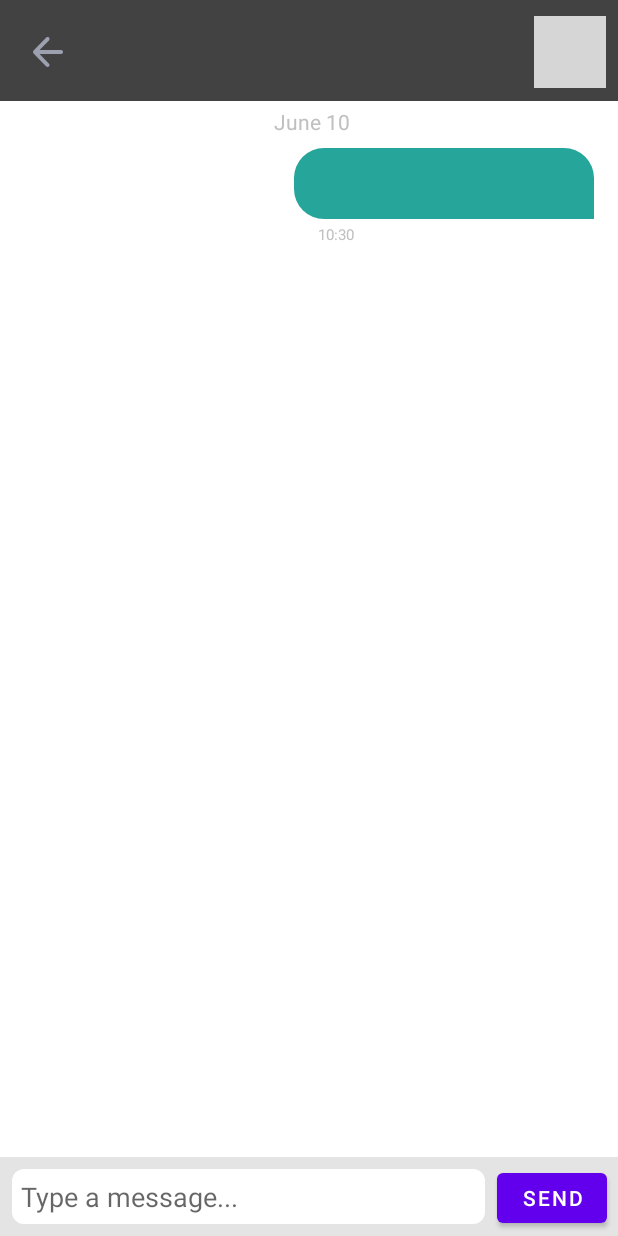
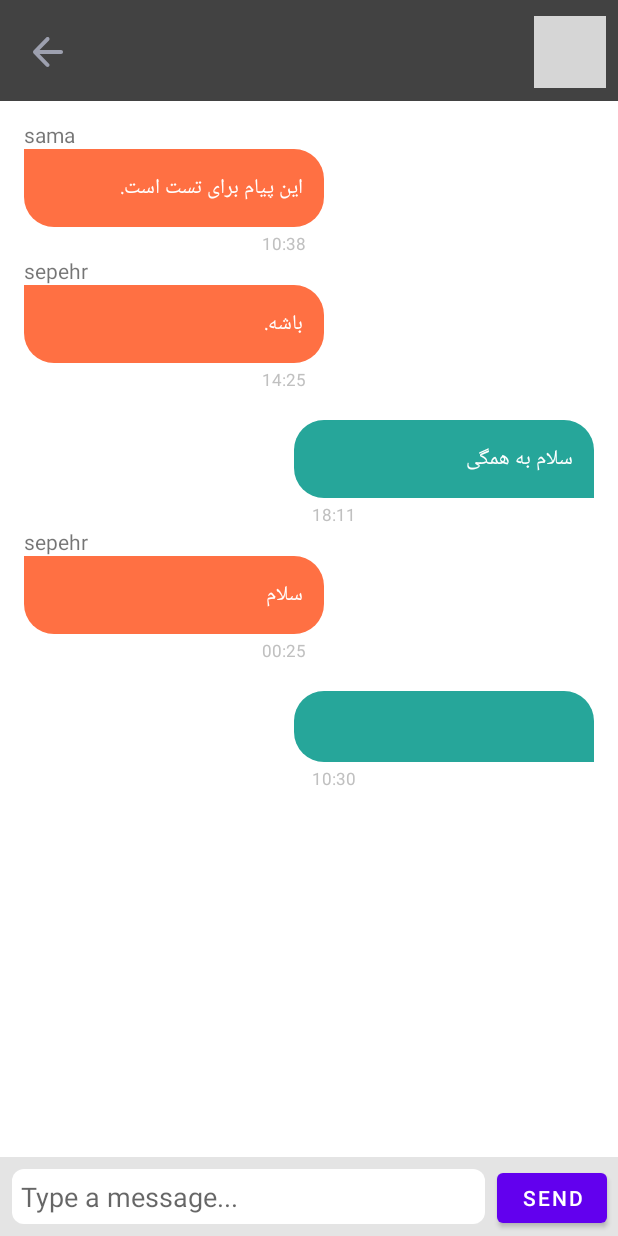
Before and after one commit to Sepehr1812/HodHod, an Android app: the fragment ChatFragment placed in its activity, after a tap on "SEND", on a phone screen of 412 x 824 dp. Run offline under Robolectric (Android 15) with nearby library versions, the phone set to English and light mode, and no system bars; our stand-ins replace Dagger/Hilt's generated code; libraries missing offline, so code that uses them is left out: com.jakewharton.threetenabp; 7 statements that could not run were skipped; grey boxes are pictures that could not be loaded.

Commit message:
some polish.

```diff
--- /dev/null
+++ b/app/src/main/java/ir/hodhod/hodhod/utils/DateUtil.kt
@@ -0,0 +1,17 @@
+package ir.hodhod.hodhod.utils
+
+import java.text.SimpleDateFormat
+import java.util.*
+
+object DateUtil {
+    fun formatTime(timeInMillis: Long): String {
+        val dateFormat = SimpleDateFormat("HH:mm", Locale.getDefault())
+        return dateFormat.format(timeInMillis)
+    }
+
+
+    fun formatDate(timeInMillis: Long): String {
+        val dateFormat = SimpleDateFormat("MMMM dd", Locale.getDefault())
+        return dateFormat.format(timeInMillis)
+    }
+}
--- a/app/src/main/java/ir/hodhod/hodhod/views/activities/MainActivity.kt
+++ b/app/src/main/java/ir/hodhod/hodhod/views/activities/MainActivity.kt
@@ -22,8 +22,9 @@ class MainActivity : AppCompatActivity() {
 
     override fun onCreate(savedInstanceState: Bundle?) {
         super.onCreate(savedInstanceState)
+        setContentView(R.layout.activity_main)
+
         AndroidThreeTen.init(this)
-        setContentView(R.layout.activity_main)
 
         subscribeViews()
 
--- a/app/src/main/java/ir/hodhod/hodhod/views/adapters/MessageAdapter.kt
+++ b/app/src/main/java/ir/hodhod/hodhod/views/adapters/MessageAdapter.kt
@@ -1,6 +1,5 @@
 package ir.hodhod.hodhod.views.adapters
 
-import android.R.attr
 import android.view.LayoutInflater
 import android.view.View
 import android.view.ViewGroup
@@ -8,21 +7,17 @@ import android.widget.TextView
 import androidx.recyclerview.widget.RecyclerView
 import ir.hodhod.hodhod.R
 import ir.hodhod.hodhod.models.MessageModel
-import java.text.SimpleDateFormat
-import java.util.*
-import android.R.attr.data
-
-
-
+import ir.hodhod.hodhod.utils.DateUtil
 
 
 class MessageAdapter(
     private val dataset: List<MessageModel>
-    ) : RecyclerView.Adapter<MessageAdapter.MessageViewHolder>() {
+) : RecyclerView.Adapter<MessageAdapter.MessageViewHolder>() {
 
     class MessageViewHolder(view: View) : RecyclerView.ViewHolder(view) {
         val textView: TextView = view.findViewById(R.id.my_message)
         val otherTextView: TextView = itemView.findViewById(R.id.other_message)
+
         //        val date: TextView = view.findViewById((R.id.date))
         val username: TextView = view.findViewById((R.id.username_other))
         val otherTimestamps: TextView = view.findViewById((R.id.timestamp_other))
@@ -42,35 +37,24 @@ class MessageAdapter(
         val item = dataset[position]
 
         if (item.fromMe) {
-            holder.textView.text = item.content
-//            holder.date.text = DateUtil.formatDate(item.createdAt)
-            holder.meTimestamps.text = DateUtil.formatTime(item.time)
-            holder.otherTextView.visibility = View.GONE
-            holder.username.visibility = View.GONE
-            holder.otherTimestamps.visibility = View.GONE
+            holder.apply {
+                textView.text = item.content
+//                  date.text = DateUtil.formatDate(item.createdAt)
+                meTimestamps.text = DateUtil.formatTime(item.time)
+                otherTextView.visibility = View.GONE
+                username.visibility = View.GONE
+                otherTimestamps.visibility = View.GONE
+            }
 
         } else {
-            holder.otherTextView.text = item.content
-            holder.otherTimestamps.text = DateUtil.formatTime(item.time)
-//            holder.date.text = DateUtil.formatDate(item.createdAt)
-            holder.username.text = item.username
-            holder.meTimestamps.visibility = View.GONE
-            holder.textView.visibility = View.GONE
+            holder.apply {
+                otherTextView.text = item.content
+                otherTimestamps.text = DateUtil.formatTime(item.time)
+//                  date.text = DateUtil.formatDate(item.createdAt)
+                username.text = item.username
+                meTimestamps.visibility = View.GONE
+                textView.visibility = View.GONE
+            }
         }
     }
-
-
-    object DateUtil {
-        fun formatTime(timeInMillis: Long): String {
-            val dateFormat = SimpleDateFormat("HH:mm", Locale.getDefault())
-            return dateFormat.format(timeInMillis)
-        }
-
-
-        fun formatDate(timeInMillis: Long): String {
-            val dateFormat = SimpleDateFormat("MMMM dd", Locale.getDefault())
-            return dateFormat.format(timeInMillis)
-        }
-    }
-
 }
--- a/app/src/main/java/ir/hodhod/hodhod/views/fragments/ChatFragment.kt
+++ b/app/src/main/java/ir/hodhod/hodhod/views/fragments/ChatFragment.kt
@@ -1,7 +1,6 @@
 package ir.hodhod.hodhod.views.fragments
 
 import android.os.Bundle
-import android.util.Log
 import android.view.LayoutInflater
 import android.view.View
 import android.view.ViewGroup
@@ -12,16 +11,13 @@ import androidx.navigation.NavController
 import androidx.navigation.fragment.findNavController
 import androidx.navigation.fragment.navArgs
 import androidx.recyclerview.widget.LinearLayoutManager
-import com.jakewharton.threetenabp.AndroidThreeTen
+import com.google.gson.GsonBuilder
 import dagger.hilt.android.AndroidEntryPoint
 import ir.hodhod.hodhod.databinding.FragmentChatBinding
 import ir.hodhod.hodhod.models.MessageModel
 import ir.hodhod.hodhod.viewmodels.SharedViewModel
 import ir.hodhod.hodhod.views.adapters.MessageAdapter
 import kotlinx.coroutines.ExperimentalCoroutinesApi
-import kotlin.random.Random
-import com.google.gson.Gson
-import com.google.gson.GsonBuilder
 
 
 @ExperimentalCoroutinesApi
@@ -29,7 +25,6 @@ import com.google.gson.GsonBuilder
 class ChatFragment : Fragment(), View.OnClickListener {
 
     // region of params
-    private val listData =  mutableListOf<MessageModel>()
     private val sharedViewModel by viewModels<SharedViewModel>()
     private val args by navArgs<ChatFragmentArgs>()
     private var _binding: FragmentChatBinding? = null
@@ -37,6 +32,7 @@ class ChatFragment : Fragment(), View.OnClickListener {
 
     private lateinit var navController: NavController
     private lateinit var roomKey: String
+    private val listData = mutableListOf<MessageModel>()
     // END of region of params
 
     override fun onCreate(savedInstanceState: Bundle?) {
@@ -62,22 +58,24 @@ class ChatFragment : Fragment(), View.OnClickListener {
         subscribeViews()
 
         sharedViewModel.setMessageCallback()
+
+        listData.addAll(
+            listOf(
+                MessageModel("این پیام برای تست است.", false, 1366713508000, "sama"),
+                MessageModel("باشه.", false, 1366813508000, "sepehr"),
+                MessageModel("سلام به همگی", true, 1366913508000, "sama"),
+                MessageModel("سلام", false, 1367713508000, "sepehr")
+            )
+        )
     }
 
     private fun initialView() {
         binding.chatTitleTextView.text = roomKey
 
         binding.messageList.layoutManager = LinearLayoutManager(requireContext())
-        binding.messageList.adapter = MessageAdapter( listData
-            /*listOf(
-                MessageModel("این پیام برای تست است.", false, 1366713508000, "sama"),
-                MessageModel("باشه.", false, 1366713508000, "sepehr"),
-                MessageModel("سلام به همگی", true,1366713508000, "sama"),
-                MessageModel("سلام", false,1366713508000, "sepehr")
-            )*/
-        )
+        binding.messageList.adapter = MessageAdapter(listData)
+
         binding.chatBackImageView.setOnClickListener(this)
-        binding.chatTitleTextView.setOnClickListener(this)
         binding.btnSend.setOnClickListener(this)
     }
 
@@ -126,19 +124,22 @@ class ChatFragment : Fragment(), View.OnClickListener {
                 navController.navigateUp()
             }
 
-            binding.chatTitleTextView -> {
-                val rand = Random.nextInt(1000)
-                Log.d("MQTTBrokerRepository", "$rand")
+            binding.btnSend -> {
+                val msg = binding.txtMessage.text.toString()
+                listData.add(
+                    listData.size,
+                    MessageModel(msg, true, System.currentTimeMillis(), "sama")
+                )
+                binding.messageList.adapter?.notifyItemInserted(listData.size)
 
-            }
+                val gsonPretty = GsonBuilder().setPrettyPrinting().create()
+                sharedViewModel.publishMessage(
+                    roomKey,
+                    gsonPretty.toJson(listData[listData.size - 1])
+                )
 
-            binding.btnSend -> {
-                val msg : String  = binding.txtMessage.text.toString()
-                listData.add(listData.size, MessageModel(msg, true, System.currentTimeMillis() , "sama"))
-                binding.messageList.adapter?.notifyItemInserted(listData.size)
-                val gson = Gson()
-                val gsonPretty = GsonBuilder().setPrettyPrinting().create()
-                sharedViewModel.publishMessage(roomKey, gsonPretty.toJson(listData[listData.size -1]))
+                binding.txtMessage.setText("")
+                binding.messageList.scrollToPosition(listData.size - 1)
             }
         }
     }
--- a/app/src/main/res/layout/fragment_chat.xml
+++ b/app/src/main/res/layout/fragment_chat.xml
@@ -66,6 +66,7 @@
         android:paddingEnd="4dp"
         android:text="June 10"
         android:textColor="#C0C0C0"
+        android:visibility="gone"
         app:layout_constraintEnd_toEndOf="parent"
         app:layout_constraintStart_toStartOf="parent"
         app:layout_constraintTop_toTopOf="@id/chatTopLineView" />
--- a/app/src/main/res/layout/message_item.xml
+++ b/app/src/main/res/layout/message_item.xml
@@ -1,6 +1,6 @@
 <?xml version="1.0" encoding="utf-8"?>
 <RelativeLayout xmlns:android="http://schemas.android.com/apk/res/android"
-    xmlns:app="http://schemas.android.com/apk/res-auto"
+    xmlns:tools="http://schemas.android.com/tools"
     android:layout_width="match_parent"
     android:layout_height="wrap_content">
 
@@ -8,20 +8,21 @@
         android:id="@+id/username_other"
         android:layout_width="wrap_content"
         android:layout_height="wrap_content"
-        android:layout_marginStart="10dp"
-        android:layout_marginBottom="8dp"
-        android:text="John"
-        android:textSize="14dp" />
+        android:layout_above="@id/other_message"
+        android:layout_alignStart="@id/other_message"
+        android:layout_marginBottom="-20dp"
+        android:textSize="14sp"
+        tools:text="John" />
 
     <TextView
         android:id="@+id/my_message"
         android:layout_width="200dp"
         android:layout_height="wrap_content"
         android:layout_alignParentEnd="true"
+        android:layout_marginStart="4dp"
+        android:layout_marginTop="19dp"
         android:layout_marginEnd="4dp"
-        android:layout_marginStart="4dp"
         android:layout_marginBottom="7dp"
-        android:layout_marginTop="19dp"
         android:background="@drawable/send_round_box"
         android:backgroundTint="#26A69A"
         android:padding="14dp"
@@ -34,9 +35,9 @@
         android:layout_height="wrap_content"
         android:layout_alignParentStart="true"
         android:layout_marginStart="4dp"
+        android:layout_marginTop="20dp"
         android:layout_marginEnd="4dp"
         android:layout_marginBottom="7dp"
-        android:layout_marginTop="19dp"
         android:background="@drawable/receive_round_box"
         android:backgroundTint="#FF7043"
         android:padding="14dp"
@@ -44,28 +45,28 @@
         android:textSize="14sp"
         android:visibility="visible" />
 
-
     <TextView
         android:id="@+id/timestamp_other"
         android:layout_width="wrap_content"
         android:layout_height="wrap_content"
-        android:text="8:00"
+        android:layout_below="@id/other_message"
+        android:layout_alignEnd="@id/other_message"
+        android:layout_marginTop="-4dp"
+        android:layout_marginEnd="12dp"
         android:textColor="#C0C0C0"
-        android:textSize="10sp"
-        android:layout_marginTop="70dp"
-        android:layout_marginStart="165dp"
-         />
-
+        android:textSize="11sp"
+        tools:text="8:00" />
 
     <TextView
         android:id="@+id/timestamp_me"
         android:layout_width="wrap_content"
         android:layout_height="wrap_content"
-        android:text="10:00"
+        android:layout_below="@id/my_message"
+        android:layout_alignStart="@id/my_message"
+        android:layout_marginStart="12dp"
+        android:layout_marginTop="-4dp"
         android:textColor="#C0C0C0"
-        android:textSize="10sp"
-        android:layout_marginTop="70dp"
-        android:layout_marginStart="200dp"
-        />
+        android:textSize="11sp"
+        tools:text="10:00" />
 
 </RelativeLayout>
```
Also changed, not shown: app/src/main/java/ir/hodhod/hodhod/models/MessageModel.kt (+6 -1 lines).
